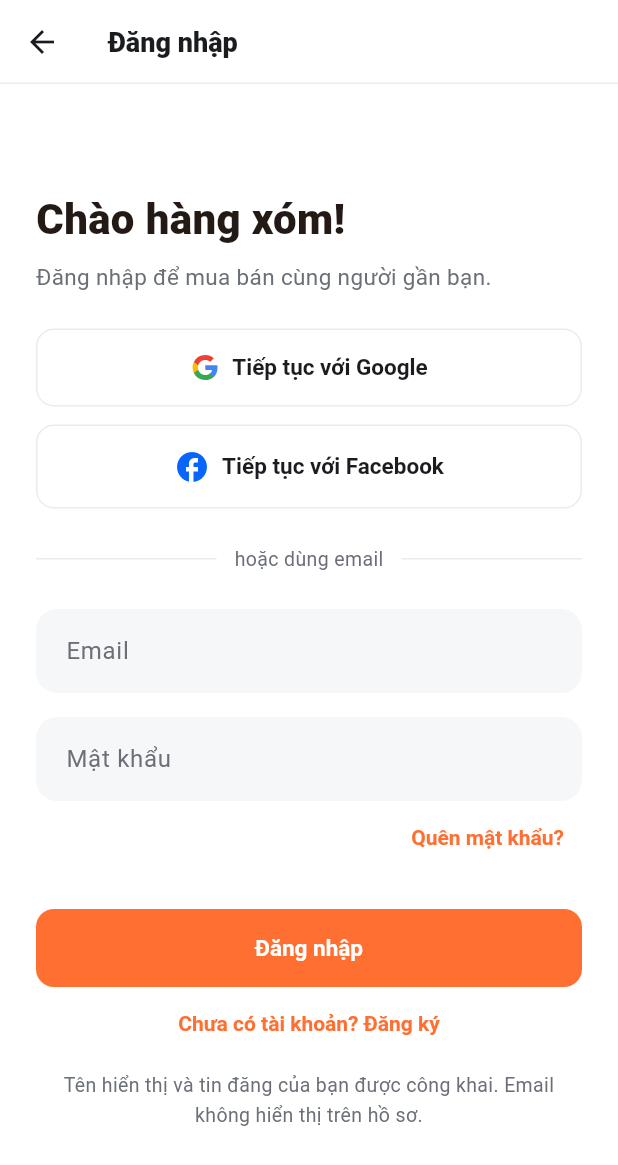
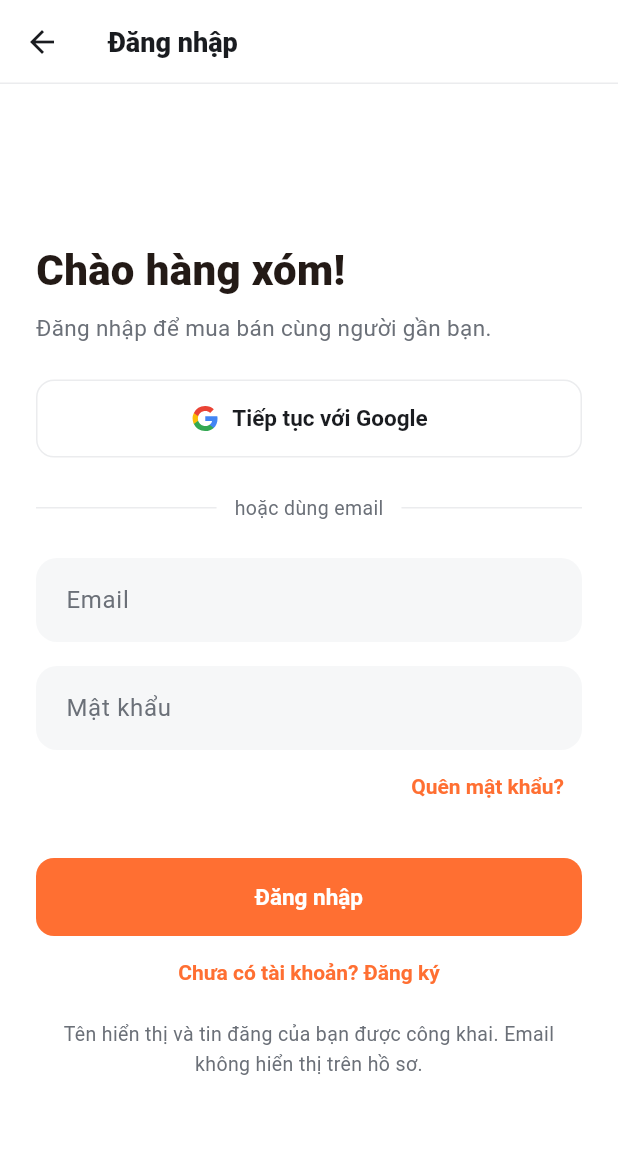
Before and after one commit to ngockhanhyp/cho-gan, a Flutter app: the Login screen opened directly, on a phone screen of 412 x 824 dp. Shown: the top 1165 px of the screen. Run offline on Flutter 3.47's test engine with Material 3 defaults, Android fonts, the phone set to English and light mode, and no system bars; our stand-ins replace flutter_svg, geolocator, image_picker, shared_preferences, supabase_flutter; accounts and stored records are empty.

Commit message:
Publish-Google-and-email-with-Facebook-hidden

```diff
--- a/lib/cloud_app.dart
+++ b/lib/cloud_app.dart
@@ -1705,7 +1705,8 @@ class ListingImage extends StatelessWidget {
 
 class Login extends StatefulWidget {
   final Future<bool> Function(OAuthProvider provider)? socialSignIn;
-  const Login({super.key, this.socialSignIn});
+  final bool showFacebook;
+  const Login({super.key, this.socialSignIn, this.showFacebook = false});
   @override
   State<Login> createState() => _Login();
 }
@@ -1901,8 +1902,10 @@ class _Login extends State<Login> {
               ),
               const SizedBox(height: 24),
               socialButton(OAuthProvider.google),
-              const SizedBox(height: 12),
-              socialButton(OAuthProvider.facebook),
+              if (widget.showFacebook) ...[
+                const SizedBox(height: 12),
+                socialButton(OAuthProvider.facebook),
+              ],
               if (oauthPending) ...[
                 const SizedBox(height: 12),
                 const Text('Hoàn tất đăng nhập trong trình duyệt. Nếu đã đóng trang đó, bạn có thể thử lại.',
```
Also changed, not shown: 2 other files.
